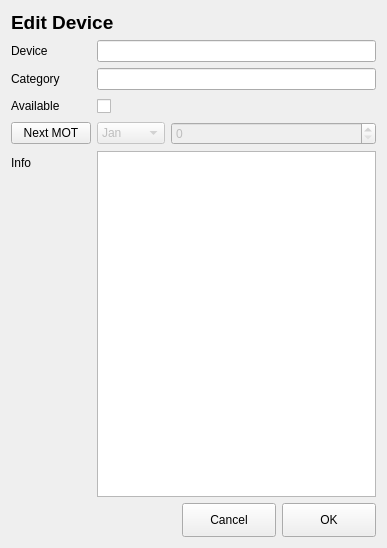
First picture: the form in ui/inventoryEditor.ui, repository olk90/pyIM, before the edit.
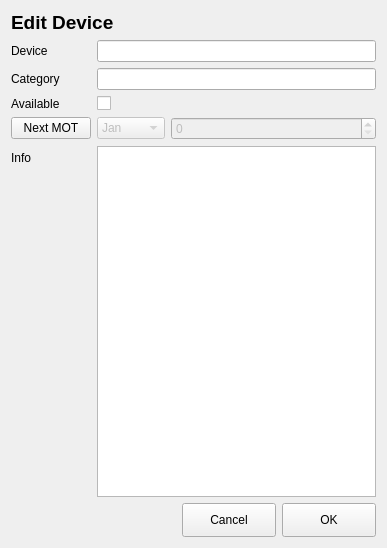
Second picture: the form after the edit.

```diff
--- a/ui/inventoryEditor.ui
+++ b/ui/inventoryEditor.ui
@@ -52,7 +52,7 @@
        <item row="2" column="1">
         <widget class="QCheckBox" name="avialableCheckbox">
          <property name="text">
-          <string> </string>
+          <string/>
          </property>
         </widget>
        </item>
@@ -150,6 +150,9 @@
            <property name="enabled">
             <bool>false</bool>
            </property>
+           <property name="maximum">
+            <number>9999</number>
+           </property>
           </widget>
          </item>
         </layout>
```
